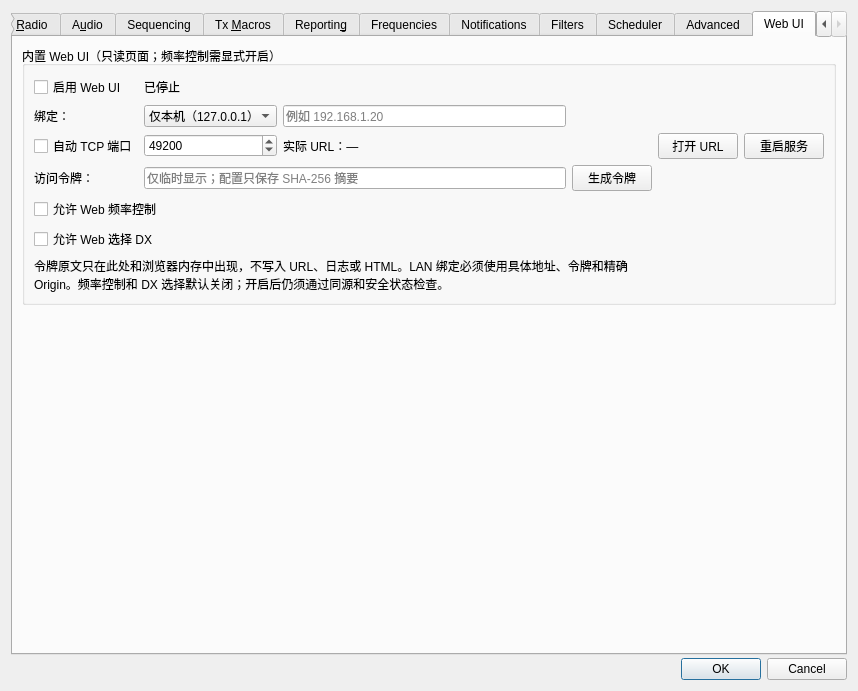
This is Configuration.ui in iCassius/JTDX_mod as Qt 5 draws it before an edit. The edited form follows.
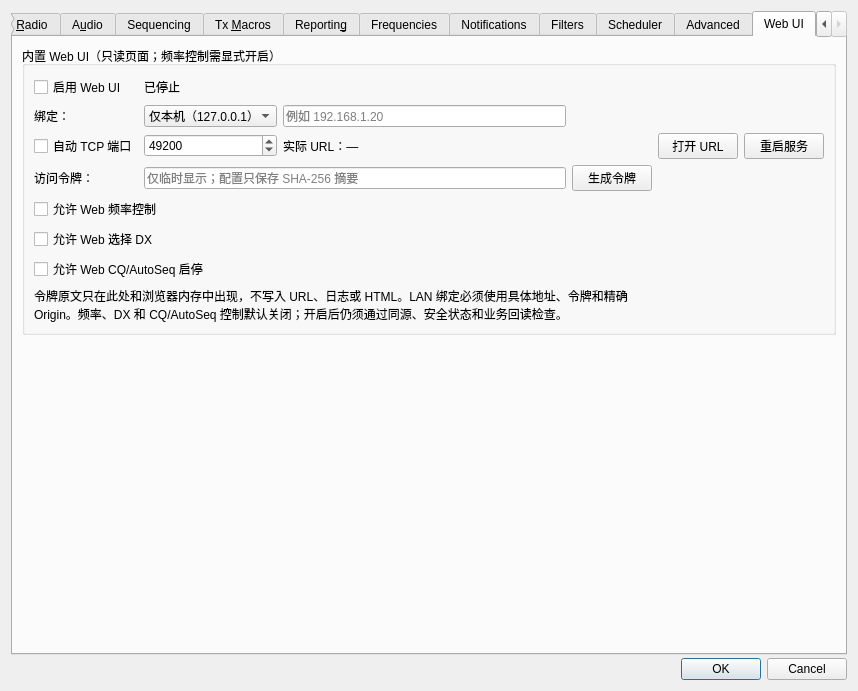
This is the edited form. The open tabs and pages were chosen to show the change.

Commit message: P5：接入 CQ 与 AutoSeq 软件启停链路

```diff
--- a/Configuration.ui
+++ b/Configuration.ui
@@ -7603,7 +7603,8 @@
           <item row="3" column="3"><widget class="QPushButton" name="web_ui_generate_token_push_button"><property name="text"><string>生成令牌</string></property></widget></item>
           <item row="4" column="0" colspan="4"><widget class="QCheckBox" name="web_ui_frequency_control_check_box"><property name="text"><string>允许 Web 频率控制</string></property><property name="toolTip"><string>默认关闭；开启后，持有访问令牌的客户端可切换频率，仍须通过同源和安全状态检查。</string></property></widget></item>
           <item row="5" column="0" colspan="4"><widget class="QCheckBox" name="web_ui_dx_control_check_box"><property name="text"><string>允许 Web 选择 DX</string></property><property name="toolTip"><string>默认关闭；开启后只能选择新鲜实时解码中的合法呼号，不进入双击、QSO 或 TX 流程。</string></property></widget></item>
-          <item row="6" column="0" colspan="4"><widget class="QLabel" name="web_ui_help_label"><property name="wordWrap"><bool>true</bool></property><property name="text"><string>令牌原文只在此处和浏览器内存中出现，不写入 URL、日志或 HTML。LAN 绑定必须使用具体地址、令牌和精确 Origin。频率控制和 DX 选择默认关闭；开启后仍须通过同源和安全状态检查。</string></property></widget></item>
+          <item row="6" column="0" colspan="4"><widget class="QCheckBox" name="web_ui_automation_control_check_box"><property name="text"><string>允许 Web CQ/AutoSeq 启停</string></property><property name="toolTip"><string>默认关闭；页面每次启停都需二次确认，仍须通过主程序状态门和业务状态回读，不代表已发射。</string></property></widget></item>
+          <item row="7" column="0" colspan="4"><widget class="QLabel" name="web_ui_help_label"><property name="wordWrap"><bool>true</bool></property><property name="text"><string>令牌原文只在此处和浏览器内存中出现，不写入 URL、日志或 HTML。LAN 绑定必须使用具体地址、令牌和精确 Origin。频率、DX 和 CQ/AutoSeq 控制默认关闭；开启后仍须通过同源、安全状态和业务回读检查。</string></property></widget></item>
          </layout>
         </widget>
        </item>
```
The commit also changes 20 other files.
